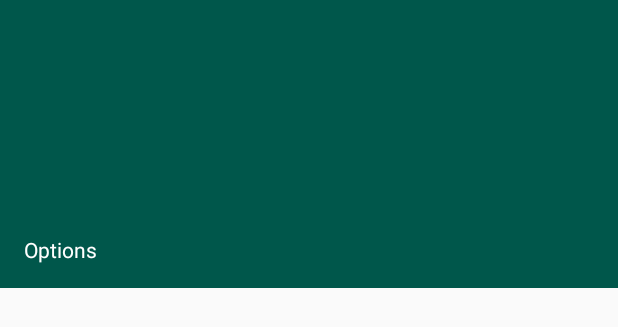
After one commit to Marc43/FocusOn, an Android app: the layout nav_header.xml on its own in the app's theme, with its tools: preview values and no code run, on a phone screen of 412 x 824 dp. The commit adds this screen. Shown: the top 327 px of the screen. Run offline under Robolectric (Android 15) with nearby library versions, the phone set to English and light mode, and no system bars.

Commit message:
Oh my my, oh hell yes

```diff
--- a/app/build.gradle
+++ b/app/build.gradle
@@ -25,4 +25,5 @@ dependencies {
     testImplementation 'junit:junit:4.12'
     androidTestImplementation 'com.android.support.test:runner:1.0.2'
     androidTestImplementation 'com.android.support.test.espresso:espresso-core:3.0.2'
+    implementation 'com.android.support:design:28.0.0'
 }
--- /dev/null
+++ b/app/src/main/res/layout/nav_header.xml
@@ -0,0 +1,17 @@
+<?xml version="1.0" encoding="utf-8"?>
+<LinearLayout xmlns:android="http://schemas.android.com/apk/res/android"
+    android:layout_width="match_parent"
+    android:layout_height="192dp"
+    android:background="?attr/colorPrimaryDark"
+    android:padding="16dp"
+    android:theme="@style/ThemeOverlay.AppCompat.Dark"
+    android:orientation="vertical"
+    android:gravity="bottom">
+
+    <TextView
+        android:layout_width="match_parent"
+        android:layout_height="wrap_content"
+        android:text="Options"
+        android:textAppearance="@style/TextAppearance.AppCompat.Body1"/>
+
+</LinearLayout>
--- a/app/src/main/res/values/strings.xml
+++ b/app/src/main/res/values/strings.xml
@@ -1,3 +1,7 @@
 <resources>
     <string name="app_name">FocusOn</string>
+    <string name="welcome_msg">Welcome to FocusOn! Open the navigation menu and get start focusing on the road.</string>
+    <string name="GoogleMaps">Google Maps</string>
+    <string name="Playlist">Dynamic Playlist</string>
+    <string name="Analytics">Analytics</string>
 </resources>
```
Also changed, not shown: app/src/main/java/com/example/focuson/MainActivity.java (+29 -0 lines), app/src/main/res/layout/activity_main.xml (+18 -12 lines), app/src/main/res/menu/drawer_view.xml (added, +34 -0 lines), app/src/main/res/drawable/analytics.png (added), app/src/main/res/drawable/music_icon.png (added).
